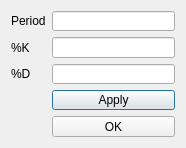
First picture: the form in chartisto/macdform.ui, repository antonbutanaev/chartisto, before the edit.
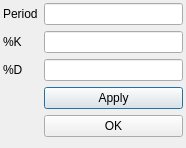
Second picture: the form after the edit.

Patch:
```diff
--- a/chartisto/macdform.ui
+++ b/chartisto/macdform.ui
@@ -20,6 +20,18 @@
    <string>MACD</string>
   </property>
   <layout class="QFormLayout" name="formLayout">
+   <property name="leftMargin">
+    <number>3</number>
+   </property>
+   <property name="topMargin">
+    <number>3</number>
+   </property>
+   <property name="rightMargin">
+    <number>3</number>
+   </property>
+   <property name="bottomMargin">
+    <number>3</number>
+   </property>
    <item row="0" column="0">
     <widget class="QLabel" name="label">
      <property name="text">
```
